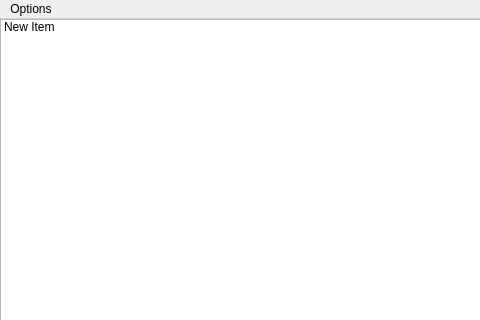
Old version of the form musicwindow.ui in the repository gidzzz/openmediaplayer; both pictures show x 0 to 480 and y 0 to 320 of the 800 by 424 pixel window.
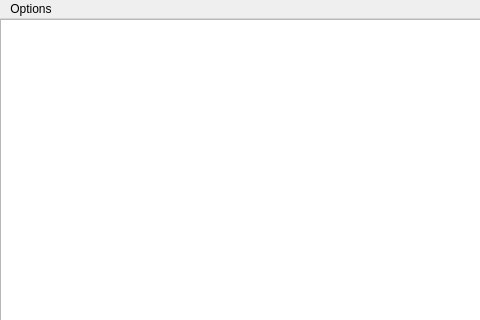
New version of the form.

```diff
--- a/musicwindow.ui
+++ b/musicwindow.ui
@@ -29,11 +29,6 @@
        <property name="horizontalScrollBarPolicy">
         <enum>Qt::ScrollBarAlwaysOff</enum>
        </property>
-       <item>
-        <property name="text">
-         <string>New Item</string>
-        </property>
-       </item>
       </widget>
      </item>
     </layout>
```
